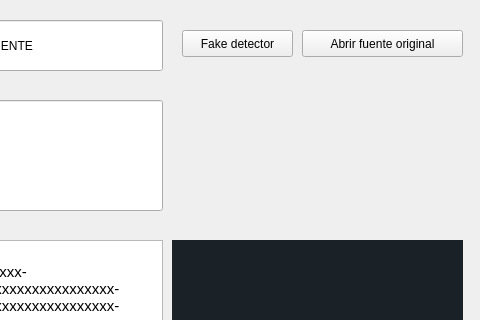
Above: JcNewsProject/newsvisualizer.ui from dev1d123/JcNews before the change; both pictures show x 568 to 1048 and y 0 to 320 of the 1048 by 566 pixel window. Below: the same form after it.
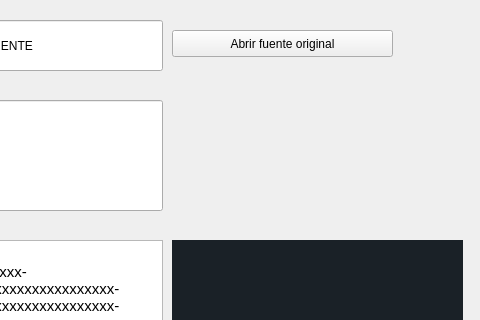
That is the form after the change.

```diff
--- a/JcNewsProject/newsvisualizer.ui
+++ b/JcNewsProject/newsvisualizer.ui
@@ -52,25 +52,12 @@
     <string>FUENTE</string>
    </property>
   </widget>
-  <widget class="QPushButton" name="fakeButton">
-   <property name="geometry">
-    <rect>
-     <x>750</x>
-     <y>30</y>
-     <width>111</width>
-     <height>27</height>
-    </rect>
-   </property>
-   <property name="text">
-    <string>Fake detector</string>
-   </property>
-  </widget>
   <widget class="QPushButton" name="fuenteButton">
    <property name="geometry">
     <rect>
-     <x>870</x>
+     <x>740</x>
      <y>30</y>
-     <width>161</width>
+     <width>221</width>
      <height>27</height>
     </rect>
    </property>
```
Left out of the diff: 6 changed lines with no effect on the pictures.
